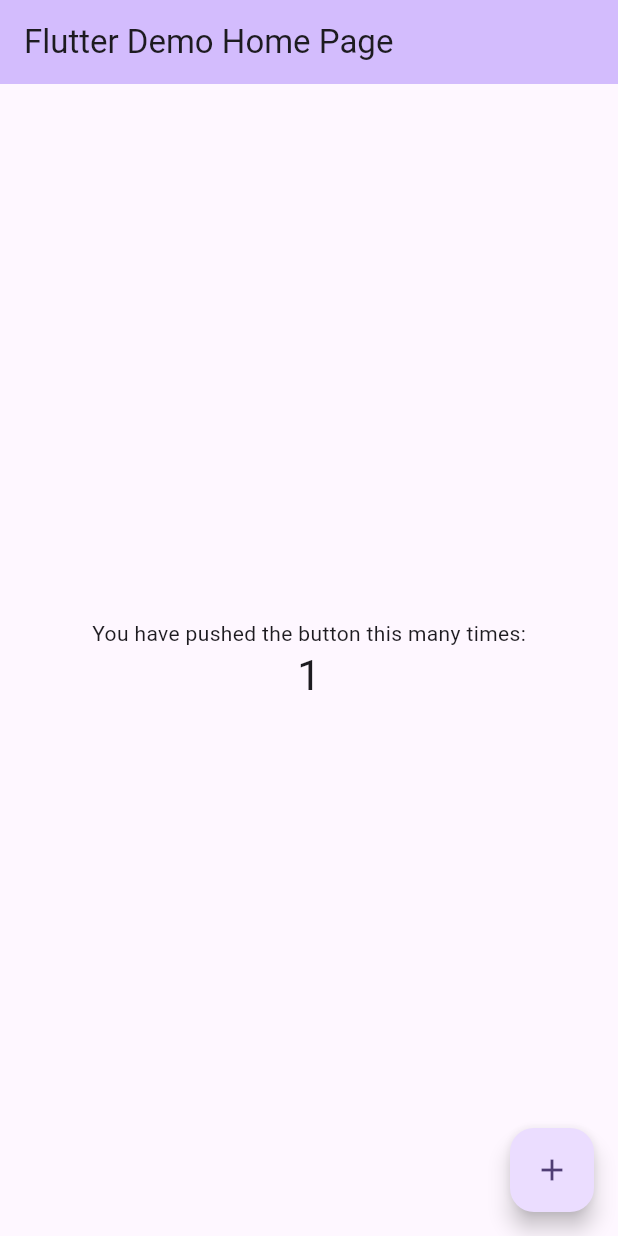
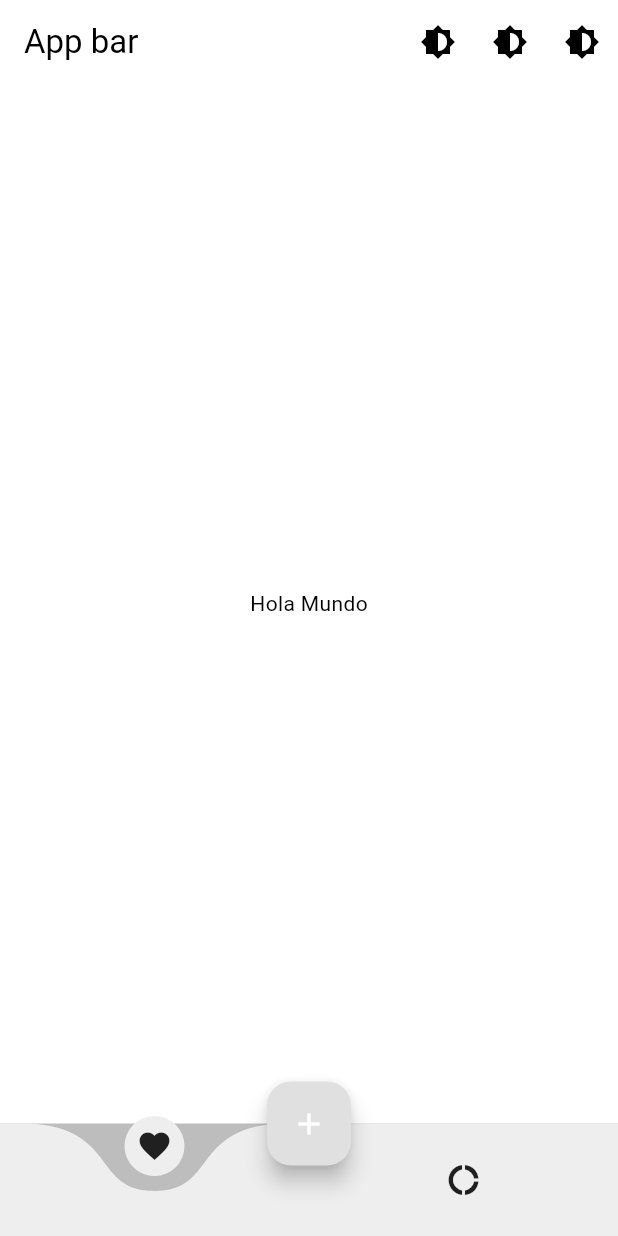
Before and after one commit to santoescu/GestorGastos, a Flutter app: the screen it shows after launch, after a tap on the "add" icon, on a phone screen of 412 x 824 dp. Run offline on Flutter 3.47's test engine with Material 3 defaults, Android fonts, the light colour scheme and no system bars; drawn by our look-alikes of curved_navigation_bar.

Commit message:
appbar darkmode

```diff
--- a/lib/main.dart
+++ b/lib/main.dart
@@ -1,125 +1,24 @@
 import 'package:flutter/material.dart';
+import 'package:provider/provider.dart';
+import 'package:gestorgastos/pages/home.dart';
+import 'package:gestorgastos/theme/theme_provider.dart';
 
-void main() {
-  runApp(const MyApp());
-}
+void main() => runApp(
+      ChangeNotifierProvider(
+        create: (context) => ThemeProvider(),
+        child: const MyApp(),
+      ),
+    );
 
 class MyApp extends StatelessWidget {
-  const MyApp({super.key});
+  const MyApp({Key? key}) : super(key: key);
 
-  // This widget is the root of your application.
   @override
   Widget build(BuildContext context) {
     return MaterialApp(
-      title: 'Flutter Demo',
-      theme: ThemeData(
-        // This is the theme of your application.
-        //
-        // TRY THIS: Try running your application with "flutter run". You'll see
-        // the application has a purple toolbar. Then, without quitting the app,
-        // try changing the seedColor in the colorScheme below to Colors.green
-        // and then invoke "hot reload" (save your changes or press the "hot
-        // reload" button in a Flutter-supported IDE, or press "r" if you used
-        // the command line to start the app).
-        //
-        // Notice that the counter didn't reset back to zero; the application
-        // state is not lost during the reload. To reset the state, use hot
-        // restart instead.
-        //
-        // This works for code too, not just values: Most code changes can be
-        // tested with just a hot reload.
-        colorScheme: ColorScheme.fromSeed(seedColor: Colors.deepPurple),
-        useMaterial3: true,
-      ),
-      home: const MyHomePage(title: 'Flutter Demo Home Page'),
+      debugShowCheckedModeBanner: false,
+      home: HomePage(),
+      theme: Provider.of<ThemeProvider>(context).themeData,
     );
   }
 }
-
-class MyHomePage extends StatefulWidget {
-  const MyHomePage({super.key, required this.title});
-
-  // This widget is the home page of your application. It is stateful, meaning
-  // that it has a State object (defined below) that contains fields that affect
-  // how it looks.
-
-  // This class is the configuration for the state. It holds the values (in this
-  // case the title) provided by the parent (in this case the App widget) and
-  // used by the build method of the State. Fields in a Widget subclass are
-  // always marked "final".
-
-  final String title;
-
-  @override
-  State<MyHomePage> createState() => _MyHomePageState();
-}
-
-class _MyHomePageState extends State<MyHomePage> {
-  int _counter = 0;
-
-  void _incrementCounter() {
-    setState(() {
-      // This call to setState tells the Flutter framework that something has
-      // changed in this State, which causes it to rerun the build method below
-      // so that the display can reflect the updated values. If we changed
-      // _counter without calling setState(), then the build method would not be
-      // called again, and so nothing would appear to happen.
-      _counter++;
-    });
-  }
-
-  @override
-  Widget build(BuildContext context) {
-    // This method is rerun every time setState is called, for instance as done
-    // by the _incrementCounter method above.
-    //
-    // The Flutter framework has been optimized to make rerunning build methods
-    // fast, so that you can just rebuild anything that needs updating rather
-    // than having to individually change instances of widgets.
-    return Scaffold(
-      appBar: AppBar(
-        // TRY THIS: Try changing the color here to a specific color (to
-        // Colors.amber, perhaps?) and trigger a hot reload to see the AppBar
-        // change color while the other colors stay the same.
-        backgroundColor: Theme.of(context).colorScheme.inversePrimary,
-        // Here we take the value from the MyHomePage object that was created by
-        // the App.build method, and use it to set our appbar title.
-        title: Text(widget.title),
-      ),
-      body: Center(
-        // Center is a layout widget. It takes a single child and positions it
-        // in the middle of the parent.
-        child: Column(
-          // Column is also a layout widget. It takes a list of children and
-          // arranges them vertically. By default, it sizes itself to fit its
-          // children horizontally, and tries to be as tall as its parent.
-          //
-          // Column has various properties to control how it sizes itself and
-          // how it positions its children. Here we use mainAxisAlignment to
-          // center the children vertically; the main axis here is the vertical
-          // axis because Columns are vertical (the cross axis would be
-          // horizontal).
-          //
-          // TRY THIS: Invoke "debug painting" (choose the "Toggle Debug Paint"
-          // action in the IDE, or press "p" in the console), to see the
-          // wireframe for each widget.
-          mainAxisAlignment: MainAxisAlignment.center,
-          children: <Widget>[
-            const Text(
-              'You have pushed the button this many times:',
-            ),
-            Text(
-              '$_counter',
-              style: Theme.of(context).textTheme.headlineMedium,
-            ),
-          ],
-        ),
-      ),
-      floatingActionButton: FloatingActionButton(
-        onPressed: _incrementCounter,
-        tooltip: 'Increment',
-        child: const Icon(Icons.add),
-      ), // This trailing comma makes auto-formatting nicer for build methods.
-    );
-  }
-}
--- /dev/null
+++ b/lib/pages/home.dart
@@ -0,0 +1,53 @@
+import 'package:curved_navigation_bar/curved_navigation_bar.dart';
+import 'package:flutter/material.dart';
+import 'package:provider/provider.dart';
+import 'package:gestorgastos/theme/theme_provider.dart';
+
+class HomePage extends StatelessWidget {
+  @override
+  Widget build(BuildContext context) {
+    return Scaffold(
+      appBar: AppBar(
+        title: Text('App bar'),
+        actions: <Widget>[
+          IconButton(
+            icon: const Icon(Icons.brightness_6),
+            tooltip: 'Cambiar tema',
+            onPressed: () {
+              Provider.of<ThemeProvider>(context, listen: false)
+                  .toggleTheme('lightMode');
+            },
+          ),
+          IconButton(
+            icon: const Icon(Icons.brightness_6),
+            tooltip: 'Cambiar tema',
+            onPressed: () {
+              Provider.of<ThemeProvider>(context, listen: false)
+                  .toggleTheme('darkMode');
+            },
+          ),
+          IconButton(
+            icon: const Icon(Icons.brightness_6),
+            tooltip: 'Cambiar tema',
+            onPressed: () {
+              Provider.of<ThemeProvider>(context, listen: false)
+                  .toggleTheme('greenMode');
+            },
+          ),
+        ],
+      ),
+      body: Center(child: Text('Hola Mundo')),
+      bottomNavigationBar: CurvedNavigationBar(
+          backgroundColor: Theme.of(context).colorScheme.background,
+          color: Theme.of(context).colorScheme.secondary,
+          animationDuration: Duration(milliseconds: 450),
+          items: [Icon(Icons.favorite), Icon(Icons.donut_large)]),
+      floatingActionButton: FloatingActionButton(
+        tooltip: 'Increment Counter',
+        child: Icon(Icons.add),
+        onPressed: () {},
+      ),
+      floatingActionButtonLocation: FloatingActionButtonLocation.centerDocked,
+    );
+  }
+}
--- /dev/null
+++ b/lib/theme/theme.dart
@@ -0,0 +1,22 @@
+import 'package:flutter/material.dart';
+
+ThemeData lightMode = ThemeData(
+    brightness: Brightness.light,
+    colorScheme: ColorScheme.light(
+        background: Colors.grey.shade400,
+        primary: Colors.grey.shade300,
+        secondary: Colors.grey.shade200));
+
+ThemeData darkMode = ThemeData(
+    brightness: Brightness.dark,
+    colorScheme: ColorScheme.dark(
+        background: Colors.grey.shade900,
+        primary: Colors.grey.shade800,
+        secondary: Colors.grey.shade700));
+
+ThemeData greenMode = ThemeData(
+    brightness: Brightness.dark,
+    colorScheme: ColorScheme.dark(
+        background: Colors.green.shade900,
+        primary: Colors.green.shade800,
+        secondary: Colors.green.shade700));
--- /dev/null
+++ b/lib/theme/theme_provider.dart
@@ -0,0 +1,26 @@
+import 'package:flutter/material.dart';
+import 'package:gestorgastos/theme/theme.dart';
+
+class ThemeProvider with ChangeNotifier {
+  ThemeData _themeData = lightMode;
+
+  ThemeData get themeData => _themeData;
+  set themeData(ThemeData themeData) {
+    _themeData = themeData;
+    notifyListeners();
+  }
+
+  void toggleTheme(String mode) {
+    switch (mode) {
+      case 'lightMode':
+        themeData = lightMode;
+        break;
+      case 'greenMode':
+        themeData = greenMode;
+        break;
+      case 'darkMode':
+        themeData = darkMode;
+        break;
+    }
+  }
+}
--- a/pubspec.yaml
+++ b/pubspec.yaml
@@ -35,6 +35,8 @@ dependencies:
   # The following adds the Cupertino Icons font to your application.
   # Use with the CupertinoIcons class for iOS style icons.
   cupertino_icons: ^1.0.2
+  curved_navigation_bar: ^1.0.3 #latest version
+  provider: ^6.1.1
 
 dev_dependencies:
   flutter_test:
```
Also changed, not shown: pubspec.lock.
